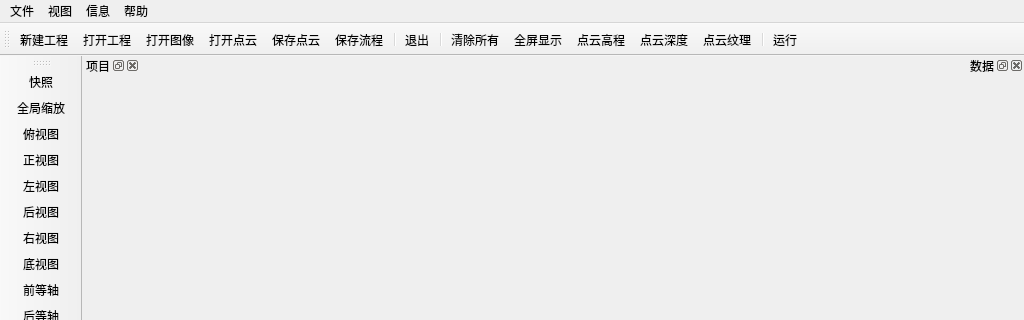
tingzhehong/CG_3DToolKit_Slicer, file CG_3DToolKit_Slicer/mainwindow.ui: the form before one commit; both pictures show x 0 to 1024 and y 0 to 320 of the 1024 by 768 pixel window.
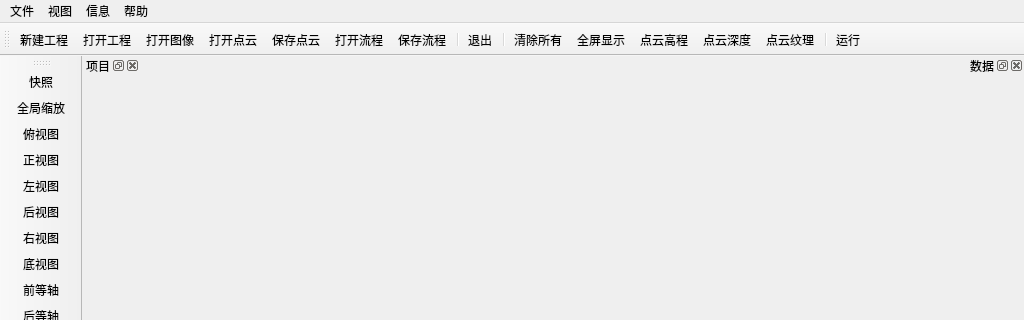
The form after the commit. Icons and pictures are not drawn.

The edit to the form file:
```diff
--- a/CG_3DToolKit_Slicer/mainwindow.ui
+++ b/CG_3DToolKit_Slicer/mainwindow.ui
@@ -99,6 +99,7 @@
    <addaction name="action_open_Image"/>
    <addaction name="action_open_PointCloud"/>
    <addaction name="action_save_PointCloud"/>
+   <addaction name="action_open_Flow"/>
    <addaction name="action_save_Flow"/>
    <addaction name="separator"/>
    <addaction name="action_exit"/>
```
